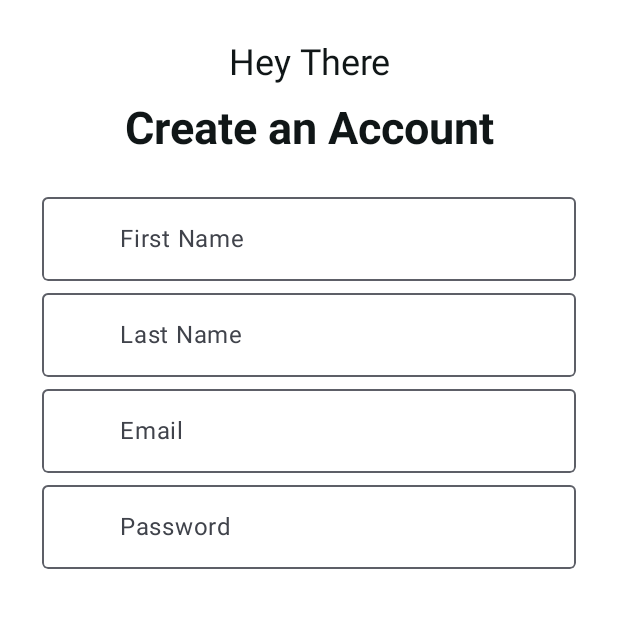
After one commit to abduleneye/User_Login_Authentication_Flow_FireBase, an Android app built with Jetpack Compose: the composable SignUpScreen shown on its own in the app's theme, on a phone screen of 412 x 824 dp, the top half of it. The commit adds this screen. Run offline under Robolectric (Android 15) with nearby library versions, the phone set to English and light mode, and no system bars.

Commit message:
Getting started building signup screen

```diff
--- /dev/null
+++ b/app/src/main/java/com/user_login_authentication_flow_firebase/userloginauthenticationflow/app/presentation/SignUpScreen.kt
@@ -0,0 +1,58 @@
+package com.user_login_authentication_flow_firebase.userloginauthenticationflow.app.presentation
+
+import androidx.compose.foundation.background
+import androidx.compose.foundation.layout.Column
+import androidx.compose.foundation.layout.Spacer
+import androidx.compose.foundation.layout.fillMaxSize
+import androidx.compose.foundation.layout.height
+import androidx.compose.foundation.layout.padding
+import androidx.compose.material3.Surface
+import androidx.compose.runtime.Composable
+import androidx.compose.ui.Modifier
+import androidx.compose.ui.graphics.Color
+import androidx.compose.ui.res.stringResource
+import androidx.compose.ui.tooling.preview.Preview
+import androidx.compose.ui.unit.dp
+import com.user_login_authentication_flow_firebase.userloginauthenticationflow.R
+import com.user_login_authentication_flow_firebase.userloginauthenticationflow.app.presentation.app_screen_ui_components.HeadingTextComponent
+import com.user_login_authentication_flow_firebase.userloginauthenticationflow.app.presentation.app_screen_ui_components.MyTextFieldComponent
+import com.user_login_authentication_flow_firebase.userloginauthenticationflow.app.presentation.app_screen_ui_components.NormalTextComponent
+import com.user_login_authentication_flow_firebase.userloginauthenticationflow.app.presentation.app_screen_ui_components.PasswordTextFieldComponent
+
+@Composable
+fun SignUpScreen(){
+
+    Surface(
+        color = Color.White,
+        modifier = Modifier
+            .fillMaxSize()
+            .background(Color.White)
+            .padding(28.dp)
+    ) {
+
+        Column(
+            modifier = Modifier
+                .fillMaxSize()
+        ) {
+            NormalTextComponent(value = stringResource(id = R.string.hello))
+            HeadingTextComponent(value = stringResource(id = R.string.create_account))
+            Spacer(modifier = Modifier.height(20.dp))
+            MyTextFieldComponent(labelValue = stringResource(id = R.string.first_name), null)
+            MyTextFieldComponent(labelValue = stringResource(id = R.string.last_name), null)
+            MyTextFieldComponent(labelValue = stringResource(id = R.string.email), null)
+            PasswordTextFieldComponent(labelValue = stringResource(id = R.string.password), null)
+
+        }
+
+
+
+
+    }
+
+}
+
+@Composable
+@Preview
+fun DefaultPreviewOfSignUpScreen(){
+    SignUpScreen()
+}
--- /dev/null
+++ b/app/src/main/java/com/user_login_authentication_flow_firebase/userloginauthenticationflow/app/presentation/app_screen_ui_components/ScreenComponents.kt
@@ -0,0 +1,150 @@
+package com.user_login_authentication_flow_firebase.userloginauthenticationflow.app.presentation.app_screen_ui_components
+
+import android.content.res.Resources
+import androidx.compose.foundation.background
+import androidx.compose.foundation.layout.fillMaxWidth
+import androidx.compose.foundation.layout.heightIn
+import androidx.compose.foundation.text.KeyboardOptions
+import androidx.compose.material.icons.Icons
+import androidx.compose.material.icons.filled.Person
+import androidx.compose.material3.ExperimentalMaterial3Api
+import androidx.compose.material3.Icon
+import androidx.compose.material3.OutlinedTextField
+import androidx.compose.material3.OutlinedTextFieldDefaults
+import androidx.compose.material3.Text
+import androidx.compose.runtime.Composable
+import androidx.compose.runtime.mutableStateOf
+import androidx.compose.runtime.remember
+import androidx.compose.ui.Modifier
+import androidx.compose.ui.draw.clip
+import androidx.compose.ui.graphics.painter.Painter
+import androidx.compose.ui.graphics.vector.ImageVector
+import androidx.compose.ui.graphics.vector.VectorPainter
+import androidx.compose.ui.res.colorResource
+import androidx.compose.ui.res.painterResource
+import androidx.compose.ui.text.TextStyle
+import androidx.compose.ui.text.font.FontStyle
+import androidx.compose.ui.text.font.FontWeight
+import androidx.compose.ui.text.input.KeyboardType
+import androidx.compose.ui.text.style.TextAlign
+import androidx.compose.ui.unit.dp
+import androidx.compose.ui.unit.sp
+import com.user_login_authentication_flow_firebase.userloginauthenticationflow.R
+import com.user_login_authentication_flow_firebase.userloginauthenticationflow.ui.theme.componentShapes
+
+@Composable
+fun NormalTextComponent(value: String){
+    Text(
+
+        text =  value,
+        modifier = Modifier
+            .fillMaxWidth()
+            .heightIn(min = 40.dp),
+        style = TextStyle(
+            fontSize = 24.sp,
+            fontWeight = FontWeight.Normal,
+            fontStyle = FontStyle.Normal
+        ),
+        color = colorResource(id = R.color.colorText),
+        textAlign = TextAlign.Center
+
+    )
+
+}
+@Composable
+fun HeadingTextComponent(value: String){
+    Text(
+
+        text =  value,
+        modifier = Modifier
+            .fillMaxWidth()
+            .heightIn(),
+        style = TextStyle(
+            fontSize = 30.sp,
+            fontWeight = FontWeight.Bold,
+            fontStyle = FontStyle.Normal
+        ),
+        color = colorResource(id = R.color.colorText),
+        textAlign = TextAlign.Center
+
+    )
+
+}
+
+
+@OptIn(ExperimentalMaterial3Api::class)
+@Composable
+fun MyTextFieldComponent(labelValue: String, leadingIcon: Painter?){
+    val textValue = remember {
+        mutableStateOf("")
+    }
+
+
+    OutlinedTextField(
+        modifier = Modifier
+            .fillMaxWidth()
+            .clip(componentShapes.small)
+        ,
+           // .background(color = colorResource(id = R.color.bgColor)),
+        value = textValue.value,
+        onValueChange =  {
+            textValue.value = it
+        },
+        label = { Text(text = labelValue)},
+        colors = OutlinedTextFieldDefaults.colors(
+            focusedBorderColor = colorResource(id = R.color.colorPrimary),
+            focusedLabelColor = colorResource(id = R.color.colorPrimary),
+            cursorColor = colorResource(id = R.color.colorPrimary),
+            disabledContainerColor = colorResource(id = R.color.bgColor)
+
+
+        ),
+        keyboardOptions = KeyboardOptions.Default,
+        leadingIcon = {
+           // Icon(ImageVector = Icons.Default.Person, contentDescription = "")
+        }
+    )
+}
+
+
+@Composable
+fun PasswordTextFieldComponent(labelValue: String, leadingIcon: Painter?){
+    val password = remember {
+        mutableStateOf("")
+    }
+
+    val passwordVisible = remember {
+        mutableStateOf(false)
+    }
+
+
+    OutlinedTextField(
+        modifier = Modifier
+            .fillMaxWidth()
+            .clip(componentShapes.small)
+        ,
+        // .background(color = colorResource(id = R.color.bgColor)),
+        value = password.value,
+        onValueChange =  {
+            password.value = it
+        },
+        label = { Text(text = labelValue)},
+        colors = OutlinedTextFieldDefaults.colors(
+            focusedBorderColor = colorResource(id = R.color.colorPrimary),
+            focusedLabelColor = colorResource(id = R.color.colorPrimary),
+            cursorColor = colorResource(id = R.color.colorPrimary),
+            disabledContainerColor = colorResource(id = R.color.bgColor)
+
+
+        ),
+        keyboardOptions = KeyboardOptions(keyboardType = KeyboardType.Password),
+        leadingIcon = {
+            // Icon(ImageVector = Icons.Default.Person, contentDescription = "")
+        },
+
+        trailingIcon = {
+
+        }
+
+    )
+}
--- a/app/src/main/java/com/user_login_authentication_flow_firebase/userloginauthenticationflow/ui/theme/Color.kt
+++ b/app/src/main/java/com/user_login_authentication_flow_firebase/userloginauthenticationflow/ui/theme/Color.kt
@@ -9,3 +9,4 @@ val Pink80 = Color(0xFFEFB8C8)
 val Purple40 = Color(0xFF6650a4)
 val PurpleGrey40 = Color(0xFF625b71)
 val Pink40 = Color(0xFF7D5260)
+val TextColor = Color(0xFF101617)
--- /dev/null
+++ b/app/src/main/java/com/user_login_authentication_flow_firebase/userloginauthenticationflow/ui/theme/ComponentShapes.kt
@@ -0,0 +1,14 @@
+package com.user_login_authentication_flow_firebase.userloginauthenticationflow.ui.theme
+
+import androidx.compose.foundation.shape.RoundedCornerShape
+import androidx.compose.material3.Shapes
+import androidx.compose.ui.unit.dp
+
+val componentShapes = Shapes(
+    small = RoundedCornerShape(4.dp),
+    medium = RoundedCornerShape(8.dp),
+    large = RoundedCornerShape(0.dp)
+
+
+
+)
--- a/app/src/main/res/values/colors.xml
+++ b/app/src/main/res/values/colors.xml
@@ -7,4 +7,13 @@
     <color name="teal_700">#FF018786</color>
     <color name="black">#FF000000</color>
     <color name="white">#FFFFFFFF</color>
+    <color name="colorPrimary">#92A3FD</color>
+    <color name="colorSecondary">#90CEFF</color>
+    <color name="colorText">#101617</color>
+    <color name="colorAccent">#C58BF2</color>
+    <color name="colorWhite">#FFFFFFFF</color>
+    <color name="colorGray">#7B6F72</color>
+    <color name="bgColor">#FFF7F8F8</color>
+
+
 </resources>
--- a/app/src/main/res/values/strings.xml
+++ b/app/src/main/res/values/strings.xml
@@ -1,3 +1,15 @@
 <resources>
     <string name="app_name">User Login Authentication Flow FireBase</string>
+    <string name="hello">Hey There</string>
+    <string name="create_account">Create an Account</string>
+    <string name="welcome">Welcome Back</string>
+    <string name="first_name">First Name</string>
+    <string name="last_name">Last Name</string>
+    <string name="email">Email</string>
+    <string name="password">Password</string>
+
+
+
+
+
 </resources>
--- a/build.gradle.kts
+++ b/build.gradle.kts
@@ -2,4 +2,5 @@
 plugins {
     alias(libs.plugins.androidApplication) apply false
     alias(libs.plugins.jetbrainsKotlinAndroid) apply false
+    id("com.google.gms.google-services") version "4.4.2" apply false
 }
```
Also changed, not shown: app/build.gradle.kts (+9 -0 lines), app/src/main/java/com/user_login_authentication_flow_firebase/userloginauthenticationflow/MainActivity.kt (+3 -33 lines), app/src/main/java/com/user_login_authentication_flow_firebase/userloginauthenticationflow/app/presentation/PostOfficeApp.kt (added, +19 -0 lines), 1 other file.
